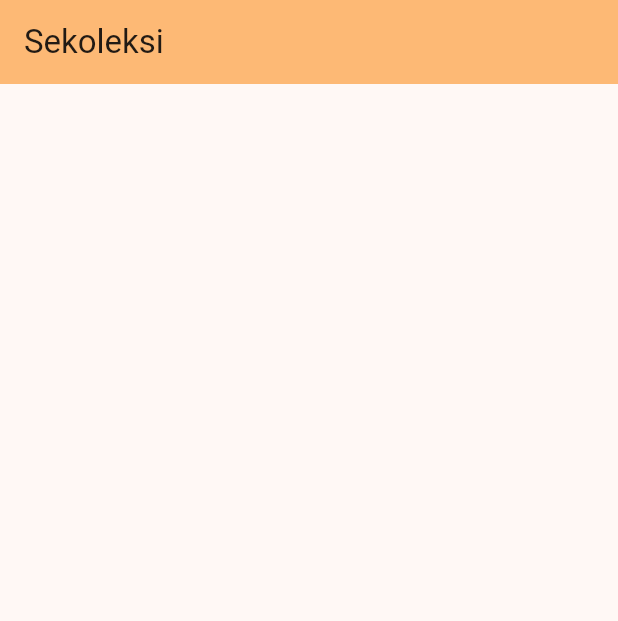
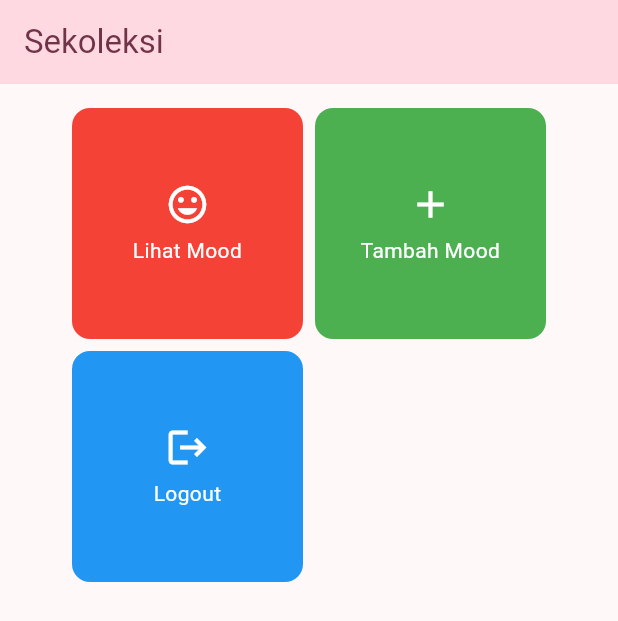
Before and after one commit to secona/sekoleksi-mobile, a Flutter app: the screen it shows after launch, on a phone screen of 412 x 824 dp. Shown: the top 621 px of the screen. Run offline on Flutter 3.47's test engine with Material 3 defaults, Android fonts, the phone set to English and light mode, and no system bars.

Commit message:
feat: buttons

```diff
--- a/lib/home.dart
+++ b/lib/home.dart
@@ -1,19 +1,99 @@
 import 'package:flutter/material.dart';
 
 class HomePage extends StatelessWidget {
-  const HomePage({super.key});
+  HomePage({super.key});
 
   final String npm = '2306152411';
   final String name = 'Muhammad Vito Secona';
   final String className = 'PBP F';
 
+  final List<ItemHomepage> items = [
+    ItemHomepage("Lihat Mood", Icons.mood, Colors.red),
+    ItemHomepage("Tambah Mood", Icons.add, Colors.green),
+    ItemHomepage("Logout", Icons.logout, Colors.blue),
+  ];
+
   @override
   Widget build(BuildContext context) {
     return Scaffold(
       appBar: AppBar(
-        backgroundColor: Theme.of(context).colorScheme.inversePrimary,
-        title: const Text("Sekoleksi"),
+        backgroundColor: Theme.of(context).colorScheme.primaryContainer,
+        title: Text(
+          "Sekoleksi",
+          style: TextStyle(color: Theme.of(context).colorScheme.onPrimaryContainer)
+        ),
+      ),
+      body: Padding(
+        padding: const EdgeInsets.all(16.0),
+        child: Padding(
+          padding: const EdgeInsets.symmetric(horizontal: 32),
+          child: Column(
+            crossAxisAlignment: CrossAxisAlignment.center,
+            children: [
+              Expanded(
+                child: GridView.count(
+                  crossAxisCount: 2,
+                  crossAxisSpacing: 8,
+                  mainAxisSpacing: 8,
+                  children: items.map((ItemHomepage item) => ItemCard(item)).toList(),
+                ),
+              ),
+            ],
+          ),
+        ),
       ),
     );
   }
 }
+
+class ItemHomepage {
+  final String name;
+  final IconData icon;
+  final Color color;
+
+  ItemHomepage(this.name, this.icon, this.color);
+}
+
+class ItemCard extends StatelessWidget {
+  final ItemHomepage item;
+
+  const ItemCard(this.item, {super.key});
+
+  @override
+  Widget build(BuildContext context) {
+    return Material(
+      color: item.color,
+      borderRadius: BorderRadius.circular(12),
+
+      child: InkWell(
+        onTap: () {
+          ScaffoldMessenger.of(context)
+            ..hideCurrentSnackBar()
+            ..showSnackBar(SnackBar(
+                content: Text("Kamu telah menekan tombol ${item.name}")));
+        },
+        child: Container(
+          padding: const EdgeInsets.all(8),
+          child: Center(
+            child: Column(
+              mainAxisAlignment: MainAxisAlignment.center,
+              children: [
+                Icon(
+                  item.icon,
+                  color: Colors.white,
+                  size: 30.0,
+                ),
+                const Padding(padding: EdgeInsets.all(3)),
+                Text(
+                  item.name,
+                  textAlign: TextAlign.center,
+                  style: const TextStyle(color: Colors.white),
+                ),
+              ],
+            ),
+          ),
+        ),
+      ),
+    );
+  }
+}
--- a/lib/main.dart
+++ b/lib/main.dart
@@ -13,10 +13,10 @@
     return MaterialApp(
       title: 'Flutter Demo',
       theme: ThemeData(
-        colorScheme: ColorScheme.fromSeed(seedColor: Colors.orange),
+        colorScheme: ColorScheme.fromSeed(seedColor: Colors.black),
         useMaterial3: true,
       ),
-      home: const HomePage(),
+      home: HomePage(),
     );
   }
 }
```
